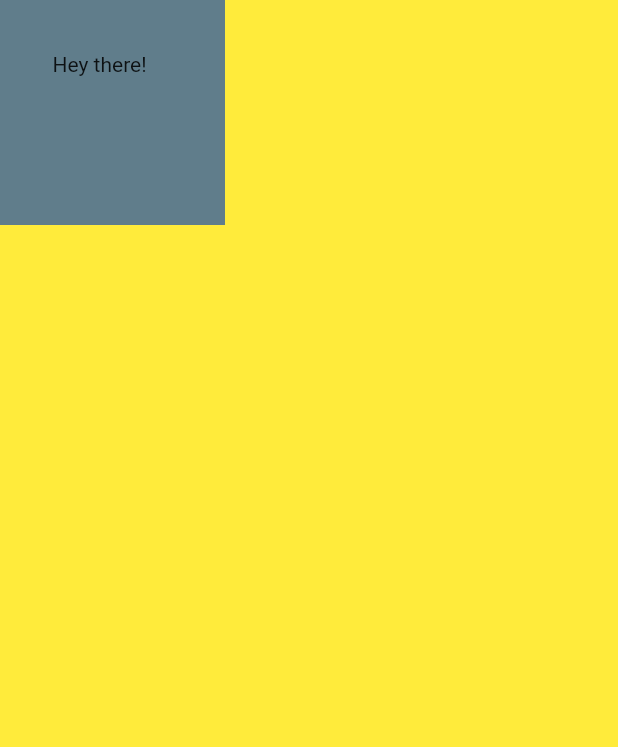
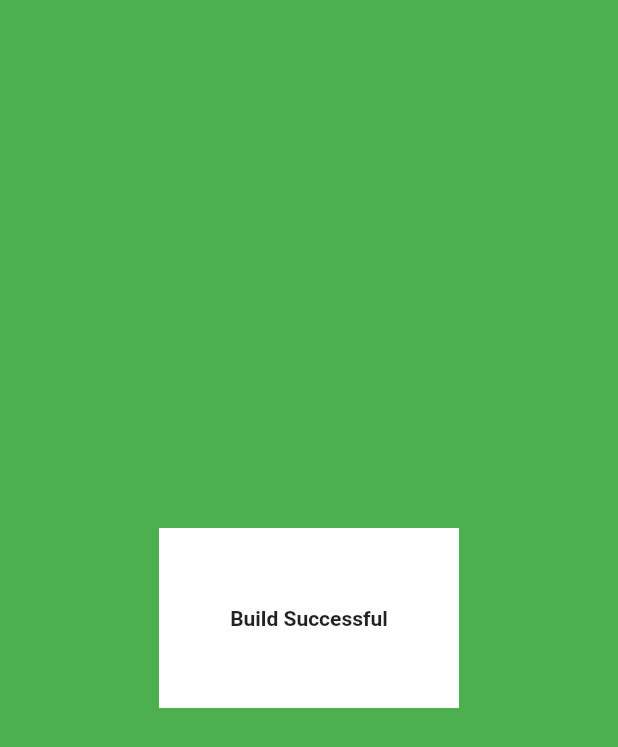
Before and after one commit to papadonut9/business-card, a Flutter app: the screen it shows after launch, on a phone screen of 412 x 824 dp. Shown: the top 747 px of the screen. Run offline on Flutter 3.47's test engine with Material 2 defaults, Android fonts, the phone set to English and light mode, and no system bars.

Commit message:
ubuntu initialised

```diff
--- a/lib/colors.dart
+++ b/lib/colors.dart
@@ -2,5 +2,5 @@
 
 import 'package:flutter/material.dart';
 
-const miCard_Container0 = Colors.blueGrey;
-const MiCard_Scaffold0 = Colors.yellow;
+const miCard_Container0 = Colors.white;
+const MiCard_Scaffold0 = Colors.green;
--- a/lib/main.dart
+++ b/lib/main.dart
@@ -9,18 +9,25 @@ class MiCard extends StatelessWidget {
   @override
   Widget build(BuildContext context) {
     return MaterialApp(
-      debugShowCheckedModeBanner: false,
+      // debugShowCheckedModeBanner: false,
       home: Scaffold(
           backgroundColor: MiCard_Scaffold0,
           body: SafeArea(
-        child: Container(
-          color: miCard_Container0,
-          child: Text('Hey there!'),
-          width: 150,
-          height: 150,
-          padding: EdgeInsets.all(35),
-        ),
-      )
+            child: Center(
+              child: Container(
+                color: miCard_Container0,
+                child: Text(
+                  'Build Successful',
+                  style: TextStyle(
+                    fontWeight: FontWeight.bold),
+                ),
+                width: 200,
+                height: 120,
+                padding: EdgeInsets.all(35),
+                alignment: Alignment.center,
+              ),
+            ),
+          )
           // backgroundColor: miCard_Scaffold0,
           ),
     );
--- a/pubspec.yaml
+++ b/pubspec.yaml
@@ -1,5 +1,5 @@
-name: flutter_boilerplate
-description: A new Flutter project.
+name: mi_card
+description: An app that has my contact info loaded
 
 # The following line prevents the package from being accidentally published to
 # pub.dev using `pub publish`. This is preferred for private packages.
```
